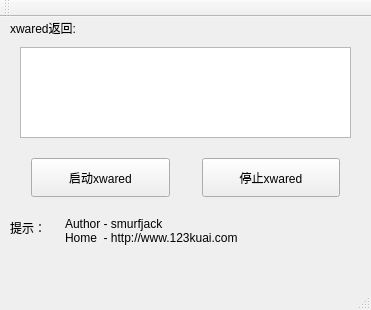
smurfjack/xwared-desktop, file src/mainwindow.ui: the form before one commit.
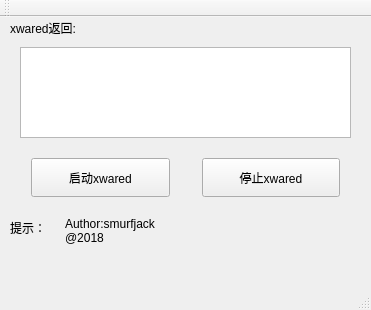
The form after the commit.

The edit to the form file:
```diff
--- a/src/mainwindow.ui
+++ b/src/mainwindow.ui
@@ -117,8 +117,8 @@
      </rect>
     </property>
     <property name="text">
-     <string>Author - smurfjack
-Home  - http://www.123kuai.com</string>
+     <string>Author:smurfjack
+@2018</string>
     </property>
     <property name="alignment">
      <set>Qt::AlignLeading|Qt::AlignLeft|Qt::AlignTop</set>
```
Left out of the diff: 2 changed lines with no effect on the pictures.
